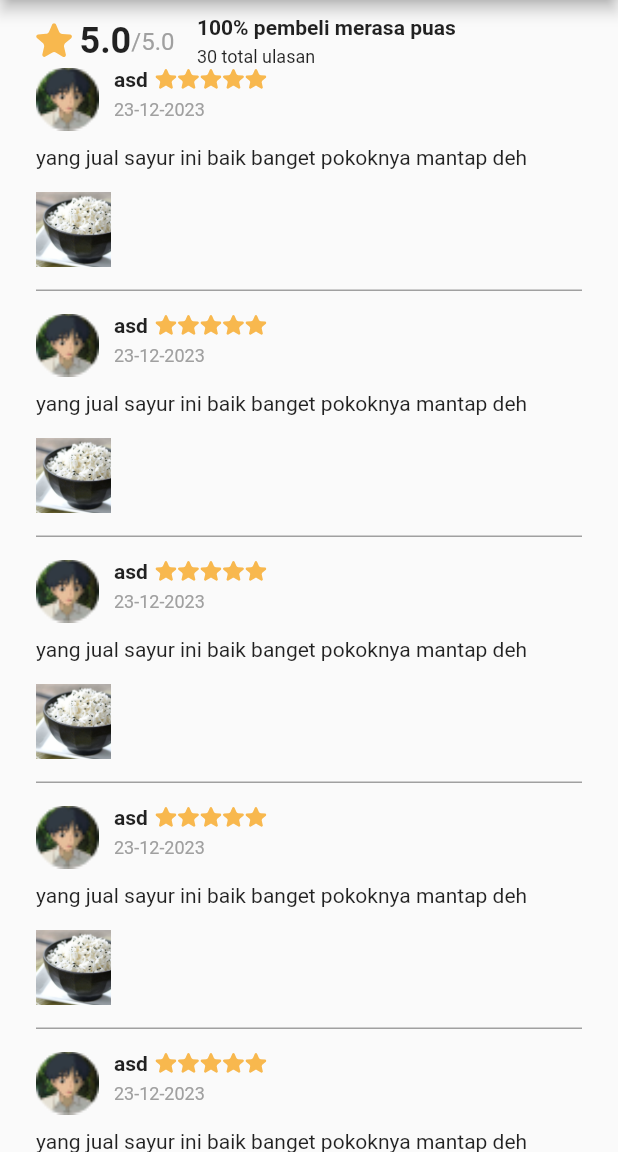
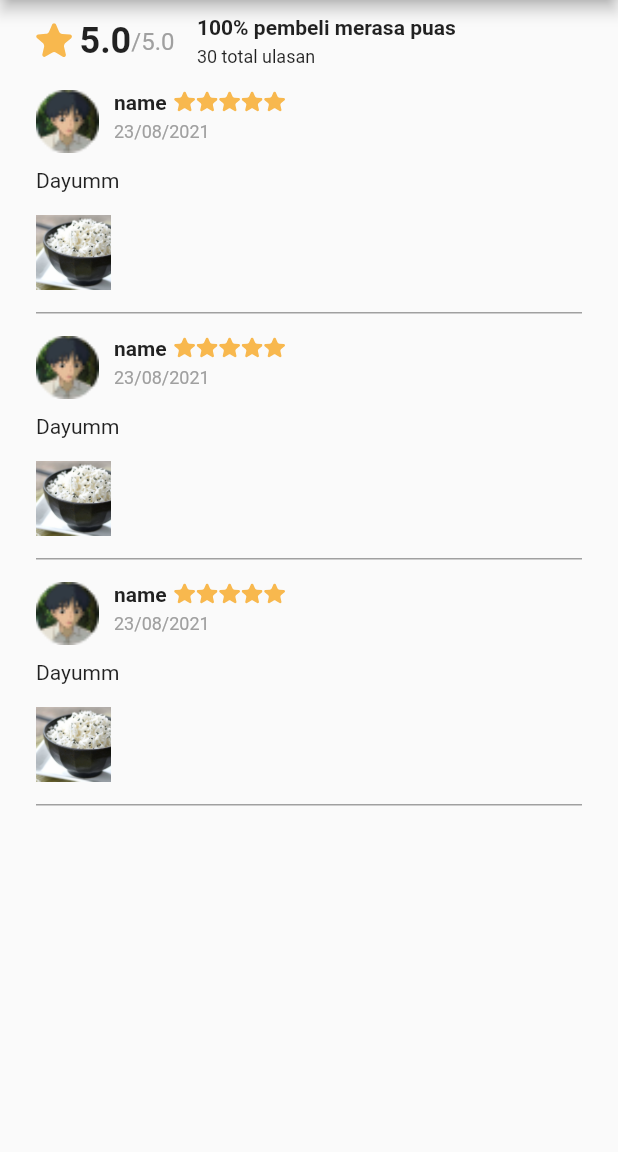
Before and after one commit to Akbarrzql/KangSayur, a Flutter app: the Ulasan screen opened directly, on a phone screen of 412 x 824 dp, the part 84-1236 px from its top. Run offline on Flutter 3.47's test engine with Material 2 defaults, Android fonts, the light colour scheme and no system bars; drawn by our look-alikes of flutter_rating_bar; our stand-ins replace animated_splash_screen, carousel_slider, flutter_svg, google_fonts, photo_view, readmore.

```diff
--- a/lib/UI/detail/ulasan/ulasan.dart
+++ b/lib/UI/detail/ulasan/ulasan.dart
@@ -81,61 +81,22 @@ class _UlasanState extends State<Ulasan> {
                   )
                 ],
               ),
-              Review(
-                  name: "asd",
-                  profile: "assets/images/profile.png",
-                  date: "23-12-2023",
-                  comment: "yang jual sayur ini baik banget pokoknya mantap deh" ,
-                  image: "assets/images/review.jpg",
-                  rating: 5,
-                  context: context),
               SizedBox(
                 height: 15,
-              ),            Review(
-                  name: "asd",
+              ),
+              ListView.builder(
+                shrinkWrap: true,
+                physics: NeverScrollableScrollPhysics(),
+                itemCount: 3,
+                scrollDirection: Axis.vertical,
+                itemBuilder: (context, index) {
+                  return Column(
+                    children: [
+                      Review(
                           profile: "assets/images/profile.png",
-                  date: "23-12-2023",
-                  comment: "yang jual sayur ini baik banget pokoknya mantap deh" ,
-                  image: "assets/images/review.jpg",
-                  rating: 5,
-                  context: context),
-              SizedBox(
-                height: 15,
-              ),            Review(
-                  name: "asd",
-                  profile: "assets/images/profile.png",
-                  date: "23-12-2023",
-                  comment: "yang jual sayur ini baik banget pokoknya mantap deh" ,
-                  image: "assets/images/review.jpg",
-                  rating: 5,
-                  context: context),
-              SizedBox(
-                height: 15,
-              ),            Review(
-                  name: "asd",
-                  profile: "assets/images/profile.png",
-                  date: "23-12-2023",
-                  comment: "yang jual sayur ini baik banget pokoknya mantap deh" ,
-                  image: "assets/images/review.jpg",
-                  rating: 5,
-                  context: context),
-              SizedBox(
-                height: 15,
-              ),            Review(
-                  name: "asd",
-                  profile: "assets/images/profile.png",
-                  date: "23-12-2023",
-                  comment: "yang jual sayur ini baik banget pokoknya mantap deh" ,
-                  image: "assets/images/review.jpg",
-                  rating: 5,
-                  context: context),
-              SizedBox(
-                height: 15,
-              ),            Review(
-                  name: "asd",
-                  profile: "assets/images/profile.png",
-                  date: "23-12-2023",
-                  comment: "yang jual sayur ini baik banget pokoknya mantap deh" ,
+                          name: "name",
+                          date: "23/08/2021",
+                          comment: "Dayumm",
                           image: "assets/images/review.jpg",
                           rating: 5,
                           context: context),
@@ -143,6 +104,10 @@ class _UlasanState extends State<Ulasan> {
                         height: 15,
                       ),
                     ],
+                  );
+                },
+              )
+            ],
           ),
         ),
       ),
```
Lines whose indentation alone changed are shown as unchanged.
